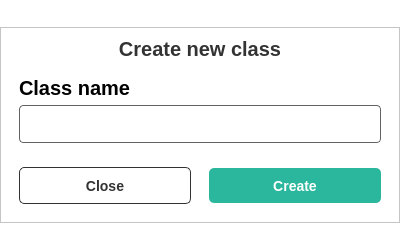
Qt form ui/QTFiles/Components/newClassPopup.ui (fizzycoding/Attendance-Management-System--College) before a commit.
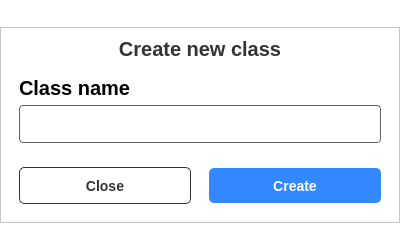
The same form after that commit.

```diff
--- a/ui/QTFiles/Components/newClassPopup.ui
+++ b/ui/QTFiles/Components/newClassPopup.ui
@@ -60,7 +60,7 @@
 QPushButton {
                                                     height: 35px;
                                                     padding: 0 16px;
-                                                    background-color: #2ab79d;
+                                                    background-color: #3388FF;
                                                     color: white;
                                                     font-size: 14px;
                                                     font-weight: 600;
@@ -71,11 +71,7 @@
                                                     QPushButton:hover {
                                                     background-color: #159079;
                                                     }
-                                                
-
-QPushButton:pressed {
-    background-color: #044d40;
-}</string>
+                                                </string>
      </property>
      <property name="frameShape">
       <enum>QFrame::Shape::StyledPanel</enum>
```
Left out of the diff: 4 changed lines with no effect on the pictures.
